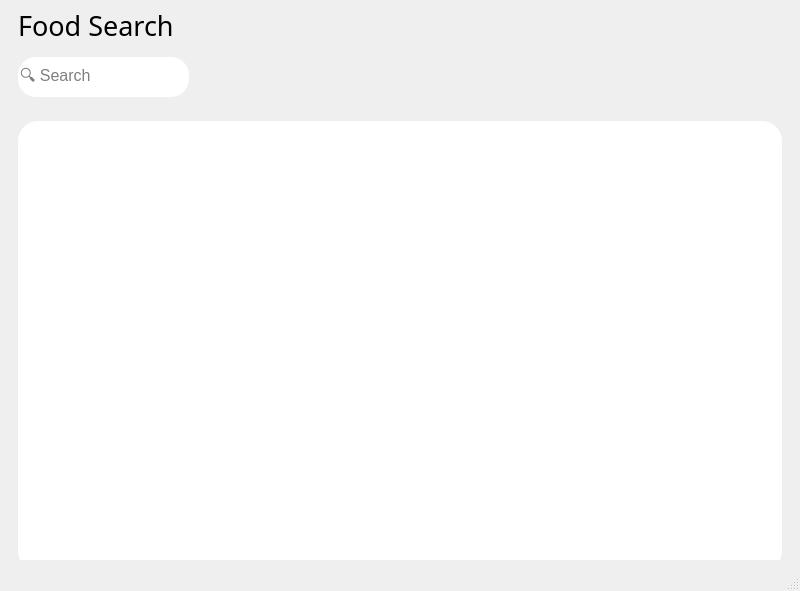
Qt form src/pages/MainWindow.ui (AxisMaen/FeedMe) before a commit.
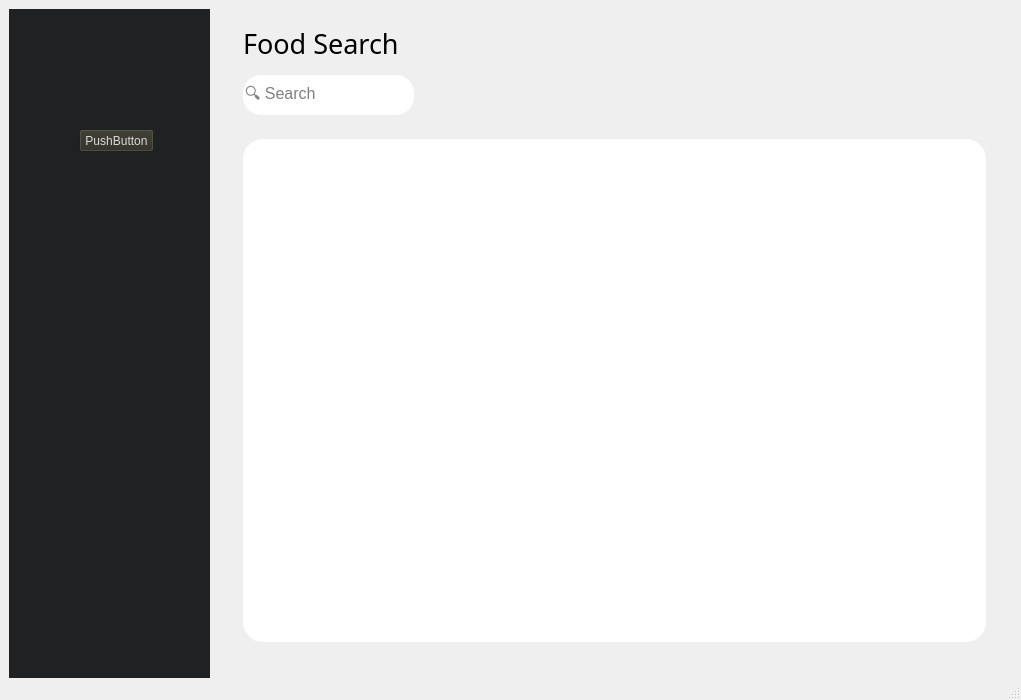
The same form after that commit.

Commit message: FM-5 - adjusting window layouts for sidebar

The edit to the form file:
```diff
--- a/src/pages/MainWindow.ui
+++ b/src/pages/MainWindow.ui
@@ -6,8 +6,8 @@
    <rect>
     <x>0</x>
     <y>0</y>
-    <width>800</width>
-    <height>591</height>
+    <width>1021</width>
+    <height>700</height>
    </rect>
   </property>
   <property name="minimumSize">
@@ -20,21 +20,62 @@
    <string>Feed Me</string>
   </property>
   <widget class="QWidget" name="centralwidget">
-   <layout class="QVBoxLayout" name="verticalLayout_2">
+   <layout class="QHBoxLayout" name="horizontalLayout">
+    <item>
+     <widget class="QWidget" name="sidebar" native="true">
+      <property name="sizePolicy">
+       <sizepolicy hsizetype="Preferred" vsizetype="Expanding">
+        <horstretch>0</horstretch>
+        <verstretch>0</verstretch>
+       </sizepolicy>
+      </property>
+      <property name="minimumSize">
+       <size>
+        <width>201</width>
+        <height>671</height>
+       </size>
+      </property>
+      <property name="styleSheet">
+       <string notr="true">background-color: #202123;</string>
+      </property>
+      <widget class="QPushButton" name="pushButton">
+       <property name="geometry">
+        <rect>
+         <x>70</x>
+         <y>120</y>
+         <width>75</width>
+         <height>23</height>
+        </rect>
+       </property>
+       <property name="styleSheet">
+        <string notr="true">color: #DBD9D8; background-color: #2d2d23</string>
+       </property>
+       <property name="text">
+        <string>PushButton</string>
+       </property>
+      </widget>
+     </widget>
+    </item>
     <item>
      <widget class="QStackedWidget" name="mainWindowStack">
       <property name="currentIndex">
        <number>0</number>
       </property>
       <widget class="QWidget" name="searchTab">
+       <property name="sizePolicy">
+        <sizepolicy hsizetype="Fixed" vsizetype="Preferred">
+         <horstretch>0</horstretch>
+         <verstretch>0</verstretch>
+        </sizepolicy>
+       </property>
+       <layout class="QVBoxLayout" name="verticalLayout_12">
+        <item>
        <widget class="QWidget" name="searchPage" native="true">
-        <property name="geometry">
-         <rect>
-          <x>0</x>
-          <y>0</y>
-          <width>782</width>
-          <height>571</height>
-         </rect>
+          <property name="sizePolicy">
+           <sizepolicy hsizetype="Fixed" vsizetype="Preferred">
+            <horstretch>0</horstretch>
+            <verstretch>0</verstretch>
+           </sizepolicy>
         </property>
         <property name="minimumSize">
          <size>
@@ -122,7 +163,7 @@
          <item>
           <widget class="QWidget" name="searchListWidget" native="true">
            <property name="sizePolicy">
-            <sizepolicy hsizetype="Ignored" vsizetype="Preferred">
+              <sizepolicy hsizetype="Fixed" vsizetype="Preferred">
              <horstretch>0</horstretch>
              <verstretch>0</verstretch>
             </sizepolicy>
@@ -158,6 +199,8 @@
          </item>
         </layout>
        </widget>
+        </item>
+       </layout>
       </widget>
       <widget class="QWidget" name="shoppingTab">
        <widget class="QWidget" name="shoppingPage" native="true">
@@ -256,6 +299,14 @@
        </widget>
       </widget>
       <widget class="QWidget" name="fridgeTab">
+       <property name="sizePolicy">
+        <sizepolicy hsizetype="Fixed" vsizetype="Preferred">
+         <horstretch>0</horstretch>
+         <verstretch>0</verstretch>
+        </sizepolicy>
+       </property>
+       <layout class="QVBoxLayout" name="verticalLayout_2">
+        <item>
        <widget class="QWidget" name="fridgePage" native="true">
         <property name="geometry">
          <rect>
@@ -350,6 +401,8 @@
          </item>
         </layout>
        </widget>
+        </item>
+       </layout>
       </widget>
       <widget class="QWidget" name="recipesTab">
        <widget class="QWidget" name="recipesPage" native="true">
```
Left out of the diff: 62 changed lines with no effect on the pictures. Lines whose indentation alone changed are shown as unchanged. The commit also changes 1 other file.
